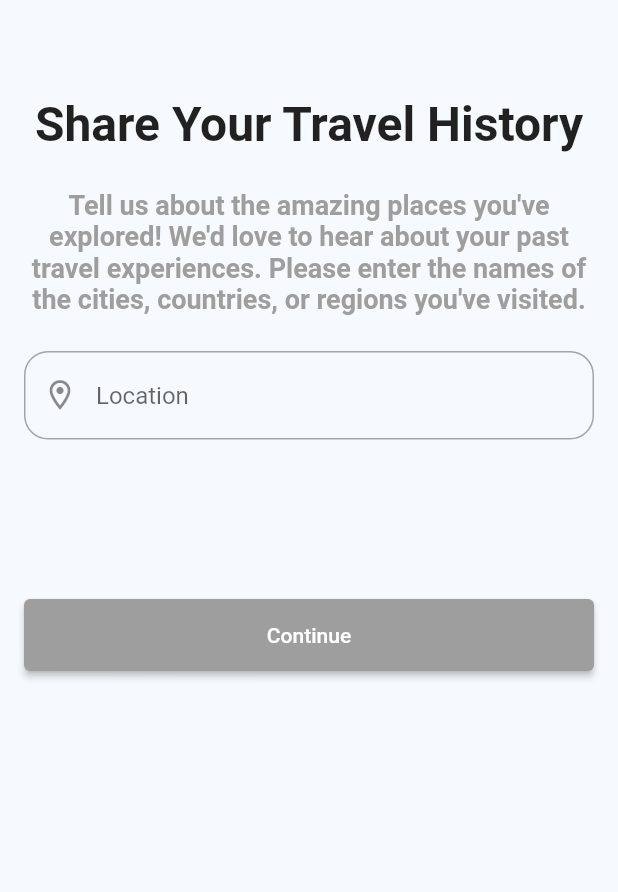
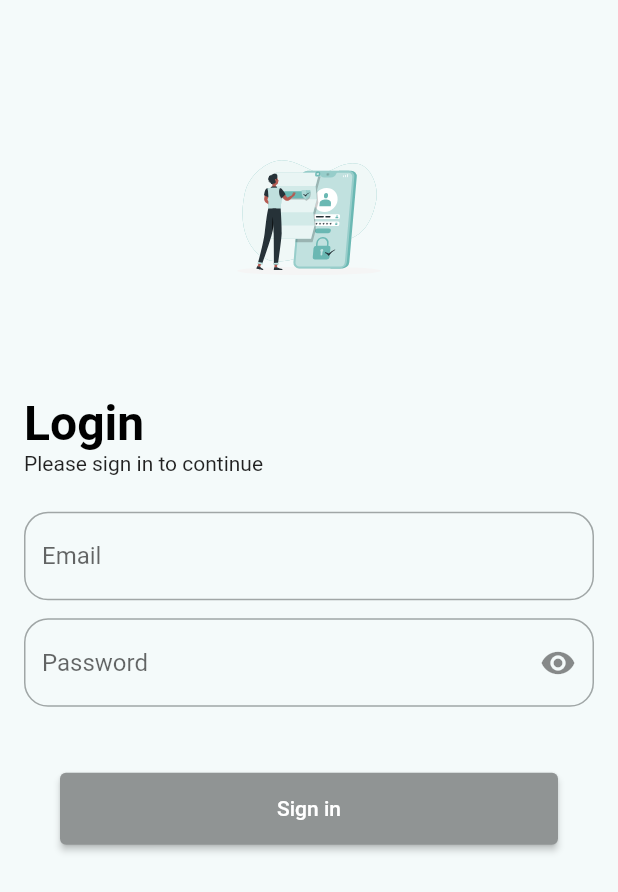
Before and after one commit to dorobantu14/flutter_assignment, a Flutter app: the screen it shows after launch, on a phone screen of 412 x 824 dp. Shown: the top 892 px of the screen. Run offline on Flutter 3.47's test engine with Material 2 defaults, Android fonts, the phone set to English and light mode, and no system bars; our stand-ins replace flutter_svg, go_router, shared_preferences.

Commit message:
Done login with saving the login state

```diff
--- a/lib/app/app_router.dart
+++ b/lib/app/app_router.dart
@@ -1,17 +1,22 @@
 import 'package:flutter_assignment1/first_screen/presentation/travel_history_screen.dart';
+import 'package:flutter_assignment1/login_screen/presentation/login_screen.dart';
 import 'package:flutter_assignment1/second_screen/presentation/display_locations_screen.dart';
 import 'package:go_router/go_router.dart';
 
 class AppRouter {
-  static final GoRouter _router = GoRouter(
-    initialLocation: '/first_screen',
-    routes: [
+  static List<GoRoute> get routes => [
         GoRoute(
-        path: '/first_screen',
+          path: '/login',
+          builder: (context, state) {
+            return const LoginScreen();
+          },
+        ),
+        GoRoute(
+          path: '/main_screen',
           builder: (context, state) => const LastTripsLocations(),
           routes: [
             GoRoute(
-            path: 'second_screen',
+              path: 'display_screen',
               builder: (context, state) {
                 final locations = state.extra as List<String>;
                 return DisplayLocationsScreen(locations: locations);
@@ -19,8 +24,5 @@ class AppRouter {
             ),
           ],
         )
-    ],
-  );
-
-  static GoRouter get router => _router;
+      ];
 }
--- /dev/null
+++ b/lib/core/colors/app_colors.dart
@@ -0,0 +1,15 @@
+import 'dart:ui';
+
+import 'package:flutter/material.dart';
+
+abstract class AppColors {
+  static const blue = Color.fromRGBO(106,184,179, 1);
+  static const lightBlue = Color.fromRGBO(240,247,247, 1);
+  static const white = Color.fromRGBO(255, 255, 255, 1);
+  static const indigo = Colors.indigo;
+  static const black = Color.fromRGBO(0, 0, 0, 1);
+  static const lightPurple = Color.fromRGBO(216, 184, 239, 1.0);
+  static const lightGrey = Color.fromRGBO(144,148,148, 1);
+  static const disabledButtonColor = Color.fromRGBO(218, 225, 225, 1.0);
+  static const pink = Color.fromRGBO(248, 64, 248, 1.0);
+}
--- a/lib/core/strings/strings.dart
+++ b/lib/core/strings/strings.dart
@@ -1,6 +1,8 @@
 abstract class Strings {
   //paths
-  static const secondScreenPath = '/first_screen/second_screen';
+  static const secondScreenPath = '/main_screen/display_screen';
+  static const loginIconPath = 'assets/icons/login_icon.svg';
+
   //texts
   static const locationText = 'Location';
   static const travelHistoryText = 'Share Your Travel History';
@@ -11,4 +13,16 @@ abstract class Strings {
       'visited.';
   static const lastTripsText = 'Last trips locations';
   static const continueText = 'Continue';
+  static const loginText = 'Login';
+  static const signInText = 'Sign in';
+  static const signUpText = 'Sign up';
+  static const emailText = 'Email';
+  static const nameText = 'Name';
+  static const passwordText = 'Password';
+  static const accountNotFoundText = 'Account Not Found';
+  static const noAccountOrWrongCredentialsText =
+      'You do not have an account or the credentials are invalid. Would you like to register or try again?';
+  static const tryAgainText = 'Try again';
+  static const pleaseSignInText = 'Please sign in to continue';
+  static const noAccountText = 'Don\'t have an account?';
 }
--- /dev/null
+++ b/lib/core/text_styles/text_styles.dart
@@ -0,0 +1,21 @@
+import 'package:flutter/material.dart';
+import 'package:flutter_assignment1/core/colors/app_colors.dart';
+
+abstract class TextStyles {
+  static const boldSubtitleTextStyle = TextStyle(
+    fontSize: 32,
+    fontWeight: FontWeight.bold,
+    color: AppColors.black,
+  );
+
+  static const blackButtonTextStyle = TextStyle(
+    fontSize: 16,
+    color: AppColors.black,
+  );
+
+  static const boldGreyTextStyle = TextStyle(
+    fontSize: 16,
+    fontWeight: FontWeight.bold,
+    color: AppColors.lightGrey,
+  );
+}
--- a/lib/core/widgets/app_button.dart
+++ b/lib/core/widgets/app_button.dart
@@ -1,4 +1,5 @@
 import 'package:flutter/material.dart';
+import 'package:flutter_assignment1/core/colors/app_colors.dart';
 
 class AppButton extends StatelessWidget {
   final VoidCallback? onPressed;
@@ -20,9 +21,8 @@ class AppButton extends StatelessWidget {
       onPressed: buttonEnabled ?? true ? onPressed : () {},
       style: ButtonStyle(
         backgroundColor: MaterialStatePropertyAll(
-          buttonEnabled ?? true ? color : Colors.grey,
+          buttonEnabled ?? true ? color : AppColors.lightGrey,
         ),
-        elevation: const MaterialStatePropertyAll(2.0),
         fixedSize: MaterialStatePropertyAll(
           Size(MediaQuery.of(context).size.width, 48),
         ),
@@ -30,7 +30,7 @@ class AppButton extends StatelessWidget {
       child: Text(
         text,
         style: const TextStyle(
-          color: Colors.white,
+          color: AppColors.white,
         ),
       ),
     );
--- a/lib/core/widgets/input_text_field.dart
+++ b/lib/core/widgets/input_text_field.dart
@@ -4,8 +4,12 @@ class AppTextField extends StatelessWidget {
   final String hintText;
   final bool? obscureText;
   final Widget? prefixIcon;
+  final String? errorText;
   final TextEditingController controller;
   final VoidCallback? onEditCompleted;
+  final ValueChanged<String>? onChanged;
+  final Widget? suffixIcon;
+  final FormFieldValidator<String>? validator;
 
   const AppTextField({
     Key? key,
@@ -14,21 +18,28 @@ class AppTextField extends StatelessWidget {
     this.prefixIcon,
     required this.controller,
     this.onEditCompleted,
+    this.errorText,
+    this.onChanged,
+    this.suffixIcon,
+    this.validator,
   }) : super(key: key);
 
   @override
   Widget build(BuildContext context) {
     return TextFormField(
-      textCapitalization:TextCapitalization.sentences,
+      validator: validator,
+      textCapitalization: TextCapitalization.sentences,
       onEditingComplete: onEditCompleted,
       controller: controller,
       obscureText: obscureText ?? false,
       decoration: InputDecoration(
+        errorText: errorText,
         border: const OutlineInputBorder(
           borderRadius: BorderRadius.all(Radius.circular(16)),
         ),
         hintText: hintText,
         prefixIcon: prefixIcon,
+        suffixIcon: suffixIcon,
       ),
     );
   }
--- a/lib/first_screen/presentation/travel_history_screen.dart
+++ b/lib/first_screen/presentation/travel_history_screen.dart
@@ -1,8 +1,11 @@
 import 'package:flutter/material.dart';
+import 'package:flutter_assignment1/core/colors/app_colors.dart';
 import 'package:flutter_assignment1/core/strings/strings.dart';
+import 'package:flutter_assignment1/core/text_styles/text_styles.dart';
 import 'package:flutter_assignment1/core/widgets/app_button.dart';
 import 'package:flutter_assignment1/core/widgets/input_text_field.dart';
 import 'package:go_router/go_router.dart';
+import 'package:shared_preferences/shared_preferences.dart';
 
 class LastTripsLocations extends StatefulWidget {
   const LastTripsLocations({super.key});
@@ -28,6 +31,12 @@ class _LastTripsLocationsState extends State<LastTripsLocations> {
   @override
   Widget build(BuildContext context) {
     return Scaffold(
+      backgroundColor: AppColors.white,
+      appBar: AppBar(
+        backgroundColor: AppColors.white,
+        elevation: 0,
+        actions: [getLogoutButton(context)],
+      ),
       body: SafeArea(
         bottom: false,
         minimum: const EdgeInsets.only(top: 16),
@@ -38,17 +47,7 @@ class _LastTripsLocationsState extends State<LastTripsLocations> {
               children: [
                 getTitle(),
                 getDescription(),
-                AppTextField(
-                  controller: locationController,
-                  hintText: Strings.locationText,
-                  prefixIcon: const Icon(Icons.location_on_outlined),
-                  onEditCompleted: () {
-                    setState(() {
-                      lastTripsLocation.add(locationController.text);
-                      locationController.clear();
-                    });
-                  },
-                ),
+                getLocationField(),
                 getAddedLocations(),
                 getContinueButton(),
               ],
@@ -59,12 +58,45 @@ class _LastTripsLocationsState extends State<LastTripsLocations> {
     );
   }
 
+  Widget getLogoutButton(BuildContext context) {
+    return Padding(
+      padding: const EdgeInsets.only(right: 16),
+      child: GestureDetector(
+        child: const Icon(
+          Icons.logout,
+          color: AppColors.blue,
+          size: 32,
+        ),
+        onTap: () async {
+          await SharedPreferences.getInstance().then(
+            (value) => value.setBool('isLoggedIn', false),
+          );
+          context.go('/login');
+        },
+      ),
+    );
+  }
+
+  Widget getLocationField() {
+    return AppTextField(
+      controller: locationController,
+      hintText: Strings.locationText,
+      prefixIcon: const Icon(Icons.location_on_outlined),
+      onEditCompleted: () {
+        setState(() {
+          lastTripsLocation.add(locationController.text);
+          locationController.clear();
+        });
+      },
+    );
+  }
+
   Widget getContinueButton() {
     return Padding(
       padding: EdgeInsets.only(top: MediaQuery.of(context).size.height * 0.1, bottom: 24),
       child: AppButton(
         buttonEnabled: lastTripsLocation.isNotEmpty,
-        color: Colors.lightBlue.withOpacity(0.3),
+        color: AppColors.blue,
         text: Strings.continueText,
         onPressed: () {
           context.go(
@@ -95,10 +127,7 @@ class _LastTripsLocationsState extends State<LastTripsLocations> {
     return InputChip(
       label: Text(
         locationName,
-        style: const TextStyle(
-          fontSize: 16,
-          fontWeight: FontWeight.w600,
-        ),
+        style: TextStyles.blackButtonTextStyle,
       ),
       avatar: const Icon(Icons.location_on_outlined),
       backgroundColor: Colors.white,
@@ -118,11 +147,7 @@ class _LastTripsLocationsState extends State<LastTripsLocations> {
       padding: EdgeInsets.symmetric(vertical: 24),
       child: Text(
         Strings.shareLocationsText,
-        style: TextStyle(
-          color: Colors.grey,
-          fontWeight: FontWeight.w600,
-          fontSize: 18,
-        ),
+        style: TextStyles.boldGreyTextStyle,
         textAlign: TextAlign.center,
       ),
     );
@@ -133,10 +158,7 @@ class _LastTripsLocationsState extends State<LastTripsLocations> {
       padding: EdgeInsets.only(top: 48),
       child: Text(
         Strings.travelHistoryText,
-        style: TextStyle(
-          fontSize: 32,
-          fontWeight: FontWeight.w600,
-        ),
+        style: TextStyles.boldSubtitleTextStyle,
         textAlign: TextAlign.center,
       ),
     );
--- /dev/null
+++ b/lib/login_screen/presentation/login_screen.dart
@@ -0,0 +1,174 @@
+import 'package:flutter/material.dart';
+import 'package:flutter_assignment1/core/colors/app_colors.dart';
+import 'package:flutter_assignment1/core/strings/strings.dart';
+import 'package:flutter_assignment1/core/text_styles/text_styles.dart';
+import 'package:flutter_assignment1/core/widgets/app_button.dart';
+import 'package:flutter_assignment1/core/widgets/input_text_field.dart';
+import 'package:flutter_svg/flutter_svg.dart';
+import 'package:go_router/go_router.dart';
+import 'package:shared_preferences/shared_preferences.dart';
+
+class LoginScreen extends StatefulWidget {
+  const LoginScreen({Key? key}) : super(key: key);
+
+  @override
+  State<LoginScreen> createState() => _LoginScreenState();
+}
+
+class _LoginScreenState extends State<LoginScreen> {
+  bool isPasswordVisible = false;
+  final emailController = TextEditingController();
+  final passwordController = TextEditingController();
+  final _emailKey = GlobalKey<FormState>();
+  final _passwordKey = GlobalKey<FormState>();
+
+  @override
+  void initState() {
+    super.initState();
+    emailController.addListener(refreshCallback);
+    passwordController.addListener(refreshCallback);
+  }
+
+  void refreshCallback() => setState(() {});
+
+  @override
+  Widget build(BuildContext context) {
+    return Scaffold(
+      body: SafeArea(
+        minimum: const EdgeInsets.only(top: 16),
+        child: SingleChildScrollView(
+          child: Padding(
+            padding: const EdgeInsets.symmetric(horizontal: 16),
+            child: Column(
+              crossAxisAlignment: CrossAxisAlignment.start,
+              children: [
+                getLoginIcon(),
+                getLoginTitle(),
+                getEmailField(),
+                getPasswordField(),
+                getLoginButton(),
+              ],
+            ),
+          ),
+        ),
+      ),
+    );
+  }
+
+  Widget getLoginTitle() {
+    return const Column(
+      crossAxisAlignment: CrossAxisAlignment.start,
+      children: [
+        Text(
+          Strings.loginText,
+          style: TextStyles.boldSubtitleTextStyle,
+        ),
+        Text(Strings.pleaseSignInText),
+      ],
+    );
+  }
+
+  Widget getLoginIcon() {
+    return Row(
+      mainAxisAlignment: MainAxisAlignment.center,
+      children: [
+        SvgPicture.asset(
+          Strings.loginIconPath,
+          height: MediaQuery.of(context).size.height * 0.3,
+          width: MediaQuery.of(context).size.width * 0.3,
+        ),
+      ],
+    );
+  }
+
+  String? isPasswordValid(String? password) {
+    const lengthRequirement = 8;
+    final uppercasePattern = RegExp(r'[A-Z]');
+    final lowercasePattern = RegExp(r'[a-z]');
+    final digitPattern = RegExp(r'[0-9]');
+    final specialCharPattern = RegExp(r'[!@#$%^&*(),.?":{}|<>-]');
+
+    final hasLength = password!.length >= lengthRequirement;
+    final hasUppercase = uppercasePattern.hasMatch(password);
+    final hasLowercase = lowercasePattern.hasMatch(password);
+    final hasDigit = digitPattern.hasMatch(password);
+    final hasSpecialChar = specialCharPattern.hasMatch(password);
+
+    if (hasLength && hasUppercase && hasLowercase && hasDigit && hasSpecialChar) {
+      return null;
+    }
+    return 'Password not strong enough';
+  }
+
+  Widget getPasswordField() {
+    return Padding(
+      padding: const EdgeInsets.only(top: 12),
+      child: Form(
+        key: _passwordKey,
+        child: AppTextField(
+          hintText: 'Password',
+          obscureText: !isPasswordVisible,
+          suffixIcon: getVisibilityIcon(),
+          controller: passwordController,
+          validator: isPasswordValid,
+        ),
+      ),
+    );
+  }
+
+  Widget getVisibilityIcon() {
+    return GestureDetector(
+      onTap: () {
+        setState(() {
+          isPasswordVisible = !isPasswordVisible;
+        });
+      },
+      child: isPasswordVisible ? const Icon(Icons.visibility_off) : const Icon(Icons.visibility),
+    );
+  }
+
+  Widget getEmailField() => Form(
+        key: _emailKey,
+        child: Padding(
+          padding: const EdgeInsets.only(top: 24),
+          child: AppTextField(
+            hintText: 'Email',
+            controller: emailController,
+            validator: isEmailValid,
+          ),
+        ),
+      );
+
+  String? isEmailValid(String? email) {
+    final emailRegex = RegExp(r'^[\w-]+(\.[\w-]+)*@([\w-]+\.)+[a-zA-Z]{2,7}$');
+    if (!emailRegex.hasMatch(email ?? '')) {
+      return 'Email should look like: user@xxx.com';
+    }
+    return null;
+  }
+
+  Future<void> setLoginState(bool isLoggedIn) async {
+    final prefs = await SharedPreferences.getInstance();
+    await prefs.setBool('isLoggedIn', isLoggedIn);
+  }
+
+  Widget getLoginButton() {
+    return Padding(
+      padding: const EdgeInsets.only(top: 44, left: 24, right: 24),
+      child: AppButton(
+        onPressed: () async {
+          final bool validEmail = _emailKey.currentState!.validate();
+          final bool validPassword = _passwordKey.currentState!.validate();
+          if (validEmail && validPassword) {
+            await setLoginState(true).then(
+              (value) => context.go('/main_screen'),
+            );
+          }
+        },
+        buttonEnabled: emailController.text.isNotEmpty && passwordController.text.isNotEmpty,
+        color: AppColors.blue,
+        text: Strings.signInText,
+      ),
+    );
+  }
+}
--- a/lib/main.dart
+++ b/lib/main.dart
@@ -1,28 +1,41 @@
 import 'package:flutter/material.dart';
 import 'package:flutter_assignment1/app/app_router.dart';
+import 'package:flutter_assignment1/core/colors/app_colors.dart';
 import 'package:go_router/go_router.dart';
+import 'package:shared_preferences/shared_preferences.dart';
 
-void main() {
-  GoRouter router = AppRouter.router;
-  runApp(MyApp(
-    router: router,
-  ));
+void main() async {
+  WidgetsFlutterBinding.ensureInitialized();
+  final isUserLoggedIn = await getLoginState();
+  runApp(
+    MyApp(
+      isUserLoggedIn: isUserLoggedIn,
+    ),
+  );
+}
+
+Future<bool> getLoginState() async {
+  final prefs = await SharedPreferences.getInstance();
+  return prefs.getBool('isLoggedIn') ?? false;
 }
 
 class MyApp extends StatelessWidget {
-  final GoRouter _router;
+  final bool _isUserLoggedIn;
 
   const MyApp({
     super.key,
-    required GoRouter router,
-  }) : _router = router;
+    required bool isUserLoggedIn,
+  }) : _isUserLoggedIn = isUserLoggedIn;
 
   @override
   Widget build(BuildContext context) {
     return MaterialApp.router(
-      theme: ThemeData(colorSchemeSeed: Colors.lightBlueAccent),
+      theme: ThemeData(colorSchemeSeed: AppColors.lightBlue),
       debugShowCheckedModeBanner: false,
-      routerConfig: _router,
+      routerConfig: GoRouter(
+        initialLocation: _isUserLoggedIn ? '/main_screen' : '/login',
+        routes: AppRouter.routes,
+      ),
     );
   }
 }
--- a/pubspec.yaml
+++ b/pubspec.yaml
@@ -13,6 +13,8 @@ dependencies:
 
   cupertino_icons: ^1.0.2
   go_router: ^12.0.0
+  flutter_svg: ^2.0.7
+  shared_preferences: ^2.2.2
 
 dev_dependencies:
   flutter_test:
@@ -22,3 +24,6 @@ dev_dependencies:
 
 flutter:
   uses-material-design: true
+
+  assets:
+    - assets/icons/
```
Also changed, not shown: lib/core/widgets/back_button.dart (added, +23 -0 lines), lib/second_screen/presentation/display_locations_screen.dart (+37 -19 lines), assets/icons/login_icon.svg (added), pubspec.lock, 7 other files. Lines whose indentation alone changed are shown as unchanged.
